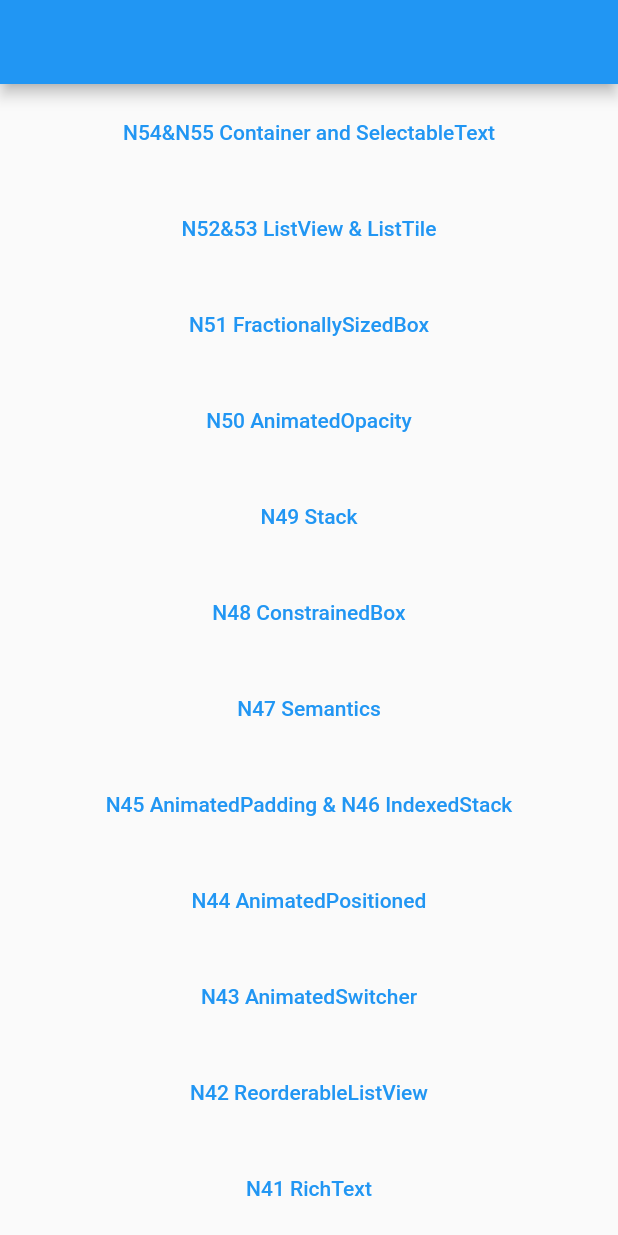
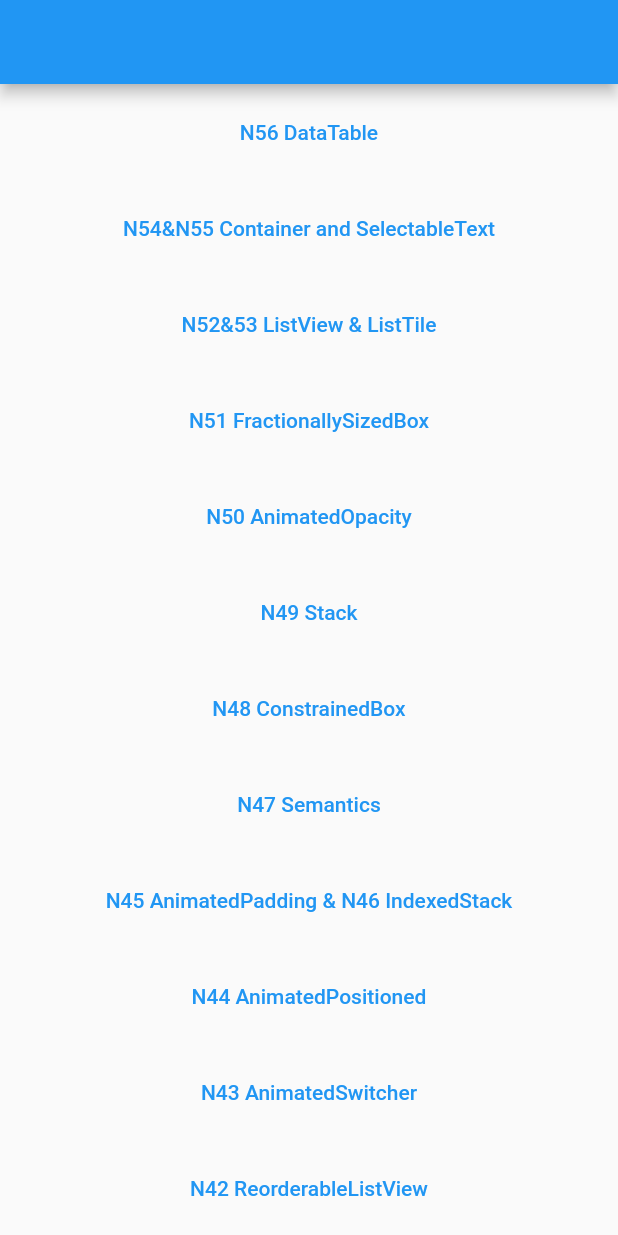
Before and after one commit to ychsue/my_flutter_test, a Flutter app: the screen it shows after launch, on a phone screen of 412 x 824 dp. Run offline on Flutter 3.47's test engine with Material 2 defaults, Android fonts, the light colour scheme and no system bars; our stand-ins replace bloc, flutter_bloc, get, transparent_image; missing offline and left inert: resizable_widget; Roboto replaces fonts that are missing (Georgia).

Commit message:
DataTable

```diff
--- a/lib/src/route/app_pages.dart
+++ b/lib/src/route/app_pages.dart
@@ -39,6 +39,7 @@ import 'package:test2/src/route/main_screens/n50_animated_opacity.dart';
 import 'package:test2/src/route/main_screens/n51_fractionally_sized_box.dart';
 import 'package:test2/src/route/main_screens/n52_53_list_view_n_list_tile.dart';
 import 'package:test2/src/route/main_screens/n54_n55_container_n_selectable_text.dart';
+import 'package:test2/src/route/main_screens/n56_data_table.dart';
 import 'package:test2/src/route/main_screens/sliver_screen.dart';
 import 'package:test2/src/route/main_screens/unknown_screen.dart';
 import 'package:test2/src/route/main_screens/welcome_screen.dart';
@@ -90,10 +91,15 @@ enum Routes {
   n51_fractionally_sized_box,
   n52_53_list_view_n_list_tile,
   n54_n55_container_n_selectable_text,
+  n56_data_table,
 }
 
 abstract class AppPages {
   static final pages = [
+    GetPage(
+      name: Routes.n56_data_table.toLocation,
+      page: () => N56DataTableScreen(),
+    ),
     GetPage(
       name: Routes.n54_n55_container_n_selectable_text.toLocation,
       page: () => N54N55ContainerNSelectableTextScreen(),
--- a/lib/src/route/main_screens/get_home_screen.dart
+++ b/lib/src/route/main_screens/get_home_screen.dart
@@ -14,6 +14,13 @@ class GetHomeScreen extends StatelessWidget {
           child: Container(
         child: ListView(
           children: [
+            Container(
+              margin: EdgeInsets.all(8.0),
+              child: TextButton(
+                  onPressed: () => Get.toNamed(
+                      Routes.n56_data_table.toLocation),
+                  child: Text("N56 DataTable")),
+            ),
             Container(
               margin: EdgeInsets.all(8.0),
               child: TextButton(
```
Also changed, not shown: lib/src/route/main_screens/n56_data_table.dart (added, +60 -0 lines), 1 other file.
